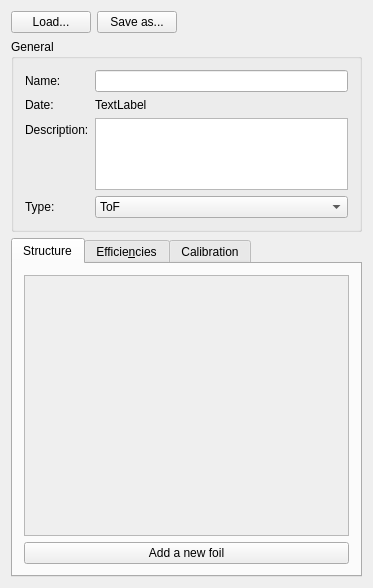
Above: ui_files/ui_request_detector_settings.ui from JYU-IBA/potku before the change. Below: the same form after it.
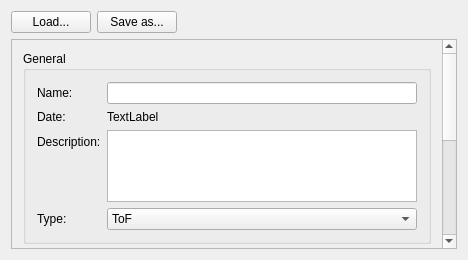
That is the form after the change.

Commit message: Minor fixes on Request Settings view

What changed in the file:
```diff
--- a/ui_files/ui_request_detector_settings.ui
+++ b/ui_files/ui_request_detector_settings.ui
@@ -9,8 +9,8 @@
    <rect>
     <x>0</x>
     <y>0</y>
-    <width>373</width>
-    <height>588</height>
+    <width>468</width>
+    <height>260</height>
    </rect>
   </property>
   <property name="minimumSize">
@@ -72,7 +72,158 @@
      </item>
     </layout>
    </item>
+   <item row="1" column="0">
+    <widget class="QScrollArea" name="scrollArea_2">
+     <property name="widgetResizable">
+      <bool>true</bool>
+     </property>
+     <widget class="QWidget" name="scrollAreaWidgetContents">
+      <property name="geometry">
+       <rect>
+        <x>0</x>
+        <y>0</y>
+        <width>432</width>
+        <height>534</height>
+       </rect>
+      </property>
+      <layout class="QVBoxLayout" name="verticalLayout_7">
+       <item>
+        <layout class="QVBoxLayout" name="verticalLayout_6">
+         <item>
+          <widget class="QGroupBox" name="groupBox_9">
+           <property name="sizePolicy">
+            <sizepolicy hsizetype="Preferred" vsizetype="Fixed">
+             <horstretch>0</horstretch>
+             <verstretch>0</verstretch>
+            </sizepolicy>
+           </property>
+           <property name="title">
+            <string>General</string>
+           </property>
+           <layout class="QVBoxLayout" name="verticalLayout">
+            <item>
+             <layout class="QFormLayout" name="formLayout">
+              <item row="0" column="0">
+               <widget class="QLabel" name="label_29">
+                <property name="sizePolicy">
+                 <sizepolicy hsizetype="Preferred" vsizetype="Preferred">
+                  <horstretch>0</horstretch>
+                  <verstretch>0</verstretch>
+                 </sizepolicy>
+                </property>
+                <property name="text">
+                 <string>Name:</string>
+                </property>
+               </widget>
+              </item>
+              <item row="0" column="1">
+               <widget class="QLineEdit" name="nameLineEdit">
+                <property name="sizePolicy">
+                 <sizepolicy hsizetype="Expanding" vsizetype="Fixed">
+                  <horstretch>0</horstretch>
+                  <verstretch>0</verstretch>
+                 </sizepolicy>
+                </property>
+                <property name="minimumSize">
+                 <size>
+                  <width>0</width>
+                  <height>0</height>
+                 </size>
+                </property>
+                <property name="maximumSize">
+                 <size>
+                  <width>16777215</width>
+                  <height>16777215</height>
+                 </size>
+                </property>
+               </widget>
+              </item>
+              <item row="1" column="0">
+               <widget class="QLabel" name="label_30">
+                <property name="sizePolicy">
+                 <sizepolicy hsizetype="Preferred" vsizetype="Preferred">
+                  <horstretch>0</horstretch>
+                  <verstretch>0</verstretch>
+                 </sizepolicy>
+                </property>
+                <property name="text">
+                 <string>Date:</string>
+                </property>
+               </widget>
+              </item>
+              <item row="1" column="1">
+               <widget class="QLabel" name="dateLabel">
+                <property name="sizePolicy">
+                 <sizepolicy hsizetype="Preferred" vsizetype="Fixed">
+                  <horstretch>0</horstretch>
+                  <verstretch>0</verstretch>
+                 </sizepolicy>
+                </property>
+                <property name="text">
+                 <string>TextLabel</string>
+                </property>
+               </widget>
+              </item>
    <item row="2" column="0">
+               <widget class="QLabel" name="label_28">
+                <property name="sizePolicy">
+                 <sizepolicy hsizetype="Preferred" vsizetype="Preferred">
+                  <horstretch>0</horstretch>
+                  <verstretch>0</verstretch>
+                 </sizepolicy>
+                </property>
+                <property name="text">
+                 <string>Description:</string>
+                </property>
+               </widget>
+              </item>
+              <item row="2" column="1">
+               <widget class="QPlainTextEdit" name="descriptionLineEdit">
+                <property name="sizePolicy">
+                 <sizepolicy hsizetype="Expanding" vsizetype="Fixed">
+                  <horstretch>0</horstretch>
+                  <verstretch>0</verstretch>
+                 </sizepolicy>
+                </property>
+                <property name="sizeAdjustPolicy">
+                 <enum>QAbstractScrollArea::AdjustToContents</enum>
+                </property>
+               </widget>
+              </item>
+              <item row="3" column="0">
+               <widget class="QLabel" name="label_31">
+                <property name="sizePolicy">
+                 <sizepolicy hsizetype="Preferred" vsizetype="Preferred">
+                  <horstretch>0</horstretch>
+                  <verstretch>0</verstretch>
+                 </sizepolicy>
+                </property>
+                <property name="text">
+                 <string>Type:</string>
+                </property>
+               </widget>
+              </item>
+              <item row="3" column="1">
+               <widget class="QComboBox" name="typeComboBox">
+                <property name="sizePolicy">
+                 <sizepolicy hsizetype="Preferred" vsizetype="Fixed">
+                  <horstretch>0</horstretch>
+                  <verstretch>0</verstretch>
+                 </sizepolicy>
+                </property>
+                <item>
+                 <property name="text">
+                  <string>ToF</string>
+                 </property>
+                </item>
+               </widget>
+              </item>
+             </layout>
+            </item>
+           </layout>
+          </widget>
+         </item>
+         <item>
     <widget class="QTabWidget" name="tabs">
      <property name="sizePolicy">
       <sizepolicy hsizetype="Preferred" vsizetype="Preferred">
@@ -105,8 +256,8 @@
                <rect>
                 <x>0</x>
                 <y>0</y>
-                <width>333</width>
-                <height>205</height>
+                      <width>390</width>
+                      <height>191</height>
                </rect>
               </property>
               <layout class="QHBoxLayout" name="horizontalLayout_4"/>
@@ -336,138 +487,13 @@
      </widget>
     </widget>
    </item>
-   <item row="1" column="0">
-    <widget class="QGroupBox" name="groupBox_9">
-     <property name="sizePolicy">
-      <sizepolicy hsizetype="Preferred" vsizetype="Fixed">
-       <horstretch>0</horstretch>
-       <verstretch>0</verstretch>
-      </sizepolicy>
-     </property>
-     <property name="title">
-      <string>General</string>
-     </property>
-     <layout class="QVBoxLayout" name="verticalLayout">
-      <item>
-       <layout class="QFormLayout" name="formLayout">
-        <item row="0" column="0">
-         <widget class="QLabel" name="label_29">
-          <property name="sizePolicy">
-           <sizepolicy hsizetype="Preferred" vsizetype="Preferred">
-            <horstretch>0</horstretch>
-            <verstretch>0</verstretch>
-           </sizepolicy>
-          </property>
-          <property name="text">
-           <string>Name:</string>
-          </property>
-         </widget>
-        </item>
-        <item row="0" column="1">
-         <widget class="QLineEdit" name="nameLineEdit">
-          <property name="sizePolicy">
-           <sizepolicy hsizetype="Expanding" vsizetype="Fixed">
-            <horstretch>0</horstretch>
-            <verstretch>0</verstretch>
-           </sizepolicy>
-          </property>
-          <property name="minimumSize">
-           <size>
-            <width>0</width>
-            <height>0</height>
-           </size>
-          </property>
-          <property name="maximumSize">
-           <size>
-            <width>16777215</width>
-            <height>16777215</height>
-           </size>
-          </property>
-         </widget>
-        </item>
-        <item row="1" column="0">
-         <widget class="QLabel" name="label_30">
-          <property name="sizePolicy">
-           <sizepolicy hsizetype="Preferred" vsizetype="Preferred">
-            <horstretch>0</horstretch>
-            <verstretch>0</verstretch>
-           </sizepolicy>
-          </property>
-          <property name="text">
-           <string>Date:</string>
-          </property>
-         </widget>
-        </item>
-        <item row="1" column="1">
-         <widget class="QLabel" name="dateLabel">
-          <property name="sizePolicy">
-           <sizepolicy hsizetype="Preferred" vsizetype="Fixed">
-            <horstretch>0</horstretch>
-            <verstretch>0</verstretch>
-           </sizepolicy>
-          </property>
-          <property name="text">
-           <string>TextLabel</string>
-          </property>
-         </widget>
-        </item>
-        <item row="2" column="0">
-         <widget class="QLabel" name="label_28">
-          <property name="sizePolicy">
-           <sizepolicy hsizetype="Preferred" vsizetype="Preferred">
-            <horstretch>0</horstretch>
-            <verstretch>0</verstretch>
-           </sizepolicy>
-          </property>
-          <property name="text">
-           <string>Description:</string>
-          </property>
-         </widget>
-        </item>
-        <item row="2" column="1">
-         <widget class="QPlainTextEdit" name="descriptionLineEdit">
-          <property name="sizePolicy">
-           <sizepolicy hsizetype="Expanding" vsizetype="Fixed">
-            <horstretch>0</horstretch>
-            <verstretch>0</verstretch>
-           </sizepolicy>
-          </property>
-          <property name="sizeAdjustPolicy">
-           <enum>QAbstractScrollArea::AdjustToContents</enum>
-          </property>
-         </widget>
-        </item>
-        <item row="3" column="0">
-         <widget class="QLabel" name="label_31">
-          <property name="sizePolicy">
-           <sizepolicy hsizetype="Preferred" vsizetype="Preferred">
-            <horstretch>0</horstretch>
-            <verstretch>0</verstretch>
-           </sizepolicy>
-          </property>
-          <property name="text">
-           <string>Type:</string>
-          </property>
-         </widget>
-        </item>
-        <item row="3" column="1">
-         <widget class="QComboBox" name="typeComboBox">
-          <property name="sizePolicy">
-           <sizepolicy hsizetype="Preferred" vsizetype="Fixed">
-            <horstretch>0</horstretch>
-            <verstretch>0</verstretch>
-           </sizepolicy>
-          </property>
-          <item>
-           <property name="text">
-            <string>ToF</string>
-           </property>
-          </item>
-         </widget>
-        </item>
        </layout>
       </item>
      </layout>
+      <zorder>groupBox_9</zorder>
+      <zorder>tabs</zorder>
+      <zorder>verticalLayoutWidget</zorder>
+     </widget>
     </widget>
    </item>
   </layout>
```
Lines whose indentation alone changed are shown as unchanged. The commit also changes 4 other files.
